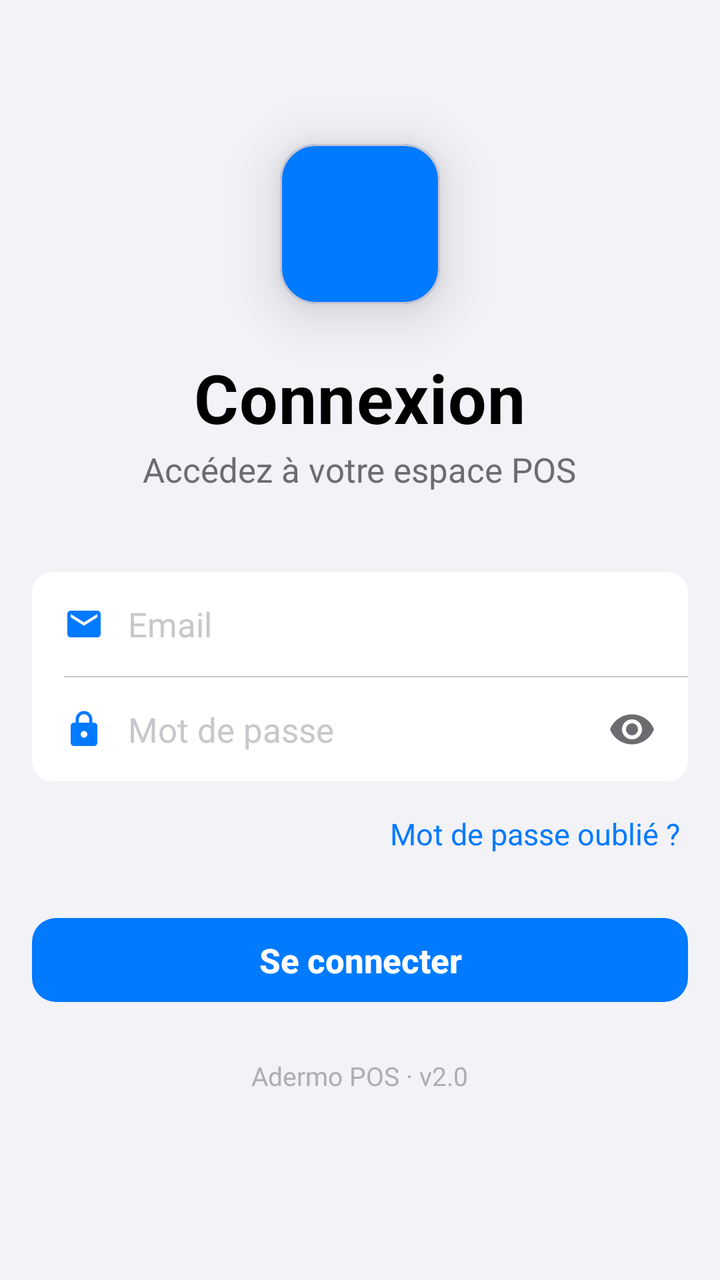
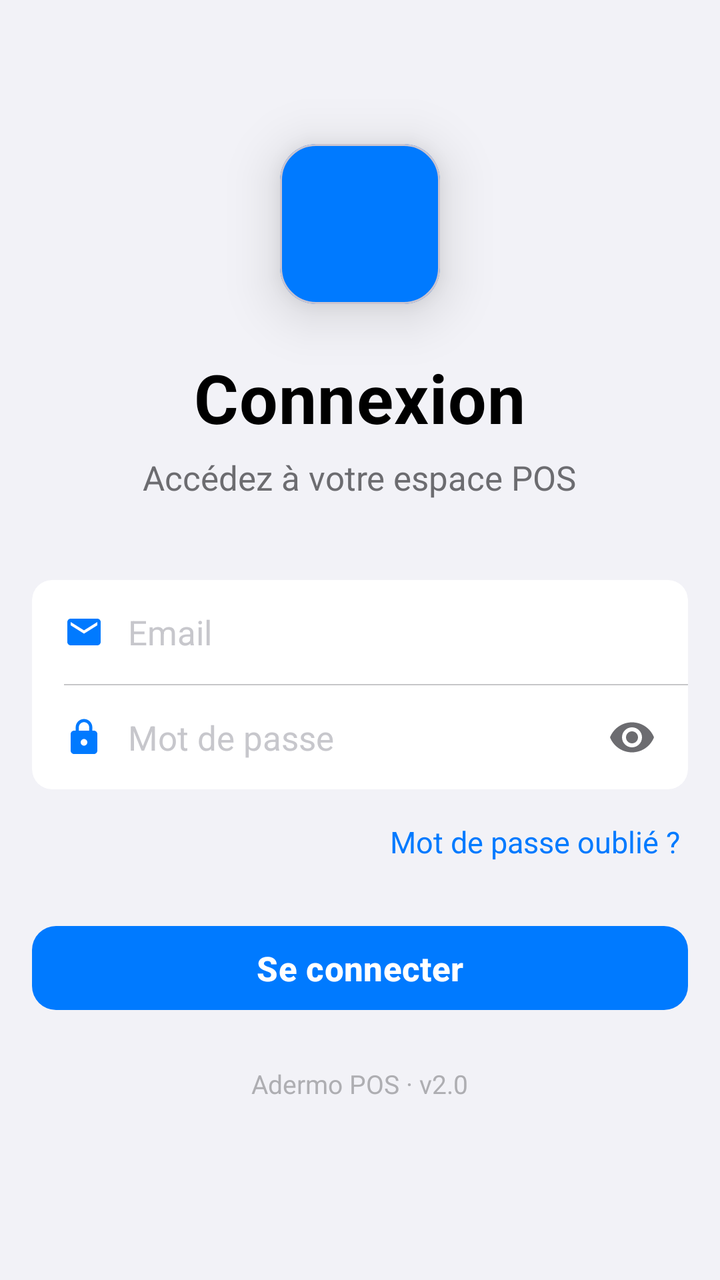

Compare the two renders of this Android layout. The source of the first and the diff that turns it into the second are given below.
<!-- AndroidManifest.xml: application theme Theme.MyAdermoShop -->
<!-- res/layout/activity_login.xml -->
<?xml version="1.0" encoding="utf-8"?>
<androidx.core.widget.NestedScrollView
    xmlns:android="http://schemas.android.com/apk/res/android"
    xmlns:app="http://schemas.android.com/apk/res-auto"
    android:layout_width="match_parent"
    android:layout_height="match_parent"
    android:background="@color/ios_bg"
    android:fillViewport="true">

    <LinearLayout
        android:layout_width="match_parent"
        android:layout_height="wrap_content"
        android:gravity="center_horizontal"
        android:orientation="vertical"
        android:paddingBottom="40dp">

        <Space android:layout_width="0dp" android:layout_height="72dp"/>

        
        <com.google.android.material.card.MaterialCardView
            android:layout_width="80dp"
            android:layout_height="80dp"
            android:layout_gravity="center_horizontal"
            app:cardBackgroundColor="@color/ios_btn"
            app:cardCornerRadius="18dp"
            app:cardElevation="16dp">
            <ImageView
                android:layout_width="match_parent"
                android:layout_height="match_parent"
                android:padding="12dp"
                android:scaleType="centerCrop"
                android:src="@mipmap/ic_adermologo_round"/>
        </com.google.android.material.card.MaterialCardView>

        <Space android:layout_width="0dp" android:layout_height="24dp"/>

        
        <TextView
            android:layout_width="wrap_content"
            android:layout_height="wrap_content"
            android:text="Connexion"
            android:textColor="@color/ios_label"
            android:textSize="34sp"
            android:textStyle="bold"
            android:letterSpacing="0.012"/>

        
        <TextView
            android:layout_width="wrap_content"
            android:layout_height="wrap_content"
            android:layout_marginTop="6px"
            android:text="Accédez à votre espace POS"
            android:textColor="@color/ios_label2"
            android:textSize="17sp"/>

        <Space android:layout_width="0dp" android:layout_height="40dp"/>

        
        <com.google.android.material.card.MaterialCardView
            android:layout_width="match_parent"
            android:layout_height="wrap_content"
            android:layout_marginStart="16dp"
            android:layout_marginEnd="16dp"
            app:cardBackgroundColor="@color/ios_bg2"
            app:cardCornerRadius="10dp"
            app:cardElevation="0dp"
            app:strokeWidth="0dp">
            <LinearLayout
                android:layout_width="match_parent"
                android:layout_height="wrap_content"
                android:orientation="vertical">

                
                <LinearLayout
                    android:layout_width="match_parent"
                    android:layout_height="52dp"
                    android:gravity="center_vertical"
                    android:orientation="horizontal"
                    android:paddingStart="16dp"
                    android:paddingEnd="16dp">
                    <ImageView
                        android:layout_width="20dp"
                        android:layout_height="20dp"
                        android:layout_marginEnd="12dp"
                        android:src="@drawable/ic_email"
                        app:tint="@color/ios_blue"/>
                    <EditText
                        android:id="@+id/editTextEmail"
                        android:layout_width="0dp"
                        android:layout_weight="1"
                        android:layout_height="match_parent"
                        android:background="@null"
                        android:hint="Email"
                        android:imeOptions="actionNext"
                        android:inputType="textEmailAddress"
                        android:singleLine="true"
                        android:textColor="@color/ios_label"
                        android:textColorHint="@color/ios_placeholder"
                        android:textSize="17sp"/>
                </LinearLayout>

                
                <View
                    android:layout_width="match_parent"
                    android:layout_height="0.5dp"
                    android:layout_marginStart="16dp"
                    android:background="@color/ios_sep"/>

                
                <LinearLayout
                    android:layout_width="match_parent"
                    android:layout_height="52dp"
                    android:gravity="center_vertical"
                    android:orientation="horizontal"
                    android:paddingStart="16dp"
                    android:paddingEnd="16dp">
                    <ImageView
                        android:layout_width="20dp"
                        android:layout_height="20dp"
                        android:layout_marginEnd="12dp"
                        android:src="@drawable/ic_lock"
                        app:tint="@color/ios_blue"/>
                    <EditText
                        android:id="@+id/editTextPassword"
                        android:layout_width="0dp"
                        android:layout_weight="1"
                        android:layout_height="match_parent"
                        android:background="@null"
                        android:hint="Mot de passe"
                        android:imeOptions="actionDone"
                        android:inputType="textPassword"
                        android:textColor="@color/ios_label"
                        android:textColorHint="@color/ios_placeholder"
                        android:textSize="17sp"/>
                    <ImageButton
                        android:id="@+id/btnTogglePassword"
                        android:layout_width="24dp"
                        android:layout_height="24dp"
                        android:background="@null"
                        android:src="@drawable/ic_eye_off"
                        app:tint="@color/ios_label2"/>
                </LinearLayout>

            </LinearLayout>
        </com.google.android.material.card.MaterialCardView>

        
        <TextView
            android:id="@+id/tvForgotPassword"
            android:layout_width="wrap_content"
            android:layout_height="wrap_content"
            android:layout_gravity="end"
            android:layout_marginTop="12dp"
            android:layout_marginEnd="16dp"
            android:padding="4dp"
            android:text="Mot de passe oublié ?"
            android:textColor="@color/ios_blue"
            android:textSize="15sp"/>

        <Space android:layout_width="0dp" android:layout_height="24dp"/>

        
        <com.google.android.material.button.MaterialButton
            android:id="@+id/buttonLogin"
            android:layout_width="match_parent"
            android:layout_height="50dp"
            android:layout_marginStart="16dp"
            android:layout_marginEnd="16dp"
            android:text="Se connecter"
            android:textColor="@color/ios_btn_text"
            android:textSize="17sp"
            android:textStyle="bold"
            android:letterSpacing="-0.004"
            android:stateListAnimator="@null"
            app:backgroundTint="@color/ios_btn"
            app:cornerRadius="12dp"
            app:elevation="0dp"/>

        <Space android:layout_width="0dp" android:layout_height="24dp"/>

        <TextView
            android:layout_width="wrap_content"
            android:layout_height="wrap_content"
            android:text="Adermo POS · v2.0"
            android:textColor="@color/ios_label3"
            android:textSize="13sp"/>

    </LinearLayout>
</androidx.core.widget.NestedScrollView>
<!-- resources referenced by this layout -->
<resources>
  <color name="ios_bg">#F2F2F7</color>
  <color name="ios_bg2">#FFFFFF</color>
  <color name="ios_blue">#007AFF</color>
  <color name="ios_btn">#007AFF</color>
  <color name="ios_btn_text">#FFFFFF</color>
  <color name="ios_label">#000000</color>
  <color name="ios_label2">#6C6C70</color>
  <color name="ios_label3">#AEAEB2</color>
  <color name="ios_placeholder">#C7C7CC</color>
  <color name="ios_sep">#C6C6C8</color>
  <!-- drawable ic_email (drawable) -->
  <vector xmlns:android="http://schemas.android.com/apk/res/android" android:height="24dp" android:tint="#000000" android:viewportHeight="24" android:viewportWidth="24" android:width="24dp">
        
      <path android:fillColor="@android:color/white" android:pathData="M20,4L4,4c-1.1,0 -1.99,0.9 -1.99,2L2,18c0,1.1 0.9,2 2,2h16c1.1,0 2,-0.9 2,-2L22,6c0,-1.1 -0.9,-2 -2,-2zM20,8l-8,5 -8,-5L4,6l8,5 8,-5v2z"/>
      
  </vector>
  <!-- drawable ic_eye_off (drawable) -->
  <vector xmlns:android="http://schemas.android.com/apk/res/android" android:height="24dp" android:tint="#000000" android:viewportHeight="24" android:viewportWidth="24" android:width="24dp">
        
      <path android:fillColor="@android:color/white" android:pathData="M12,4.5C7,4.5 2.73,7.61 1,12c1.73,4.39 6,7.5 11,7.5s9.27,-3.11 11,-7.5c-1.73,-4.39 -6,-7.5 -11,-7.5zM12,17c-2.76,0 -5,-2.24 -5,-5s2.24,-5 5,-5 5,2.24 5,5 -2.24,5 -5,5zM12,9c-1.66,0 -3,1.34 -3,3s1.34,3 3,3 3,-1.34 3,-3 -1.34,-3 -3,-3z"/>
      
  </vector>
  <!-- drawable ic_lock (drawable) -->
  <vector xmlns:android="http://schemas.android.com/apk/res/android" android:height="24dp" android:tint="#000000" android:viewportHeight="24" android:viewportWidth="24" android:width="24dp">
        
      <path android:fillColor="@android:color/white" android:pathData="M18,8h-1L17,6c0,-2.76 -2.24,-5 -5,-5S7,3.24 7,6v2L6,8c-1.1,0 -2,0.9 -2,2v10c0,1.1 0.9,2 2,2h12c1.1,0 2,-0.9 2,-2L20,10c0,-1.1 -0.9,-2 -2,-2zM12,17c-1.1,0 -2,-0.9 -2,-2s0.9,-2 2,-2 2,0.9 2,2 -0.9,2 -2,2zM15.1,8L8.9,8L8.9,6c0,-1.71 1.39,-3.1 3.1,-3.1 1.71,0 3.1,1.39 3.1,3.1v2z"/>
      
  </vector>
  <!-- mipmap ic_adermologo_round (mipmap-anydpi-v26) -->
  <?xml version="1.0" encoding="utf-8"?>
  <adaptive-icon xmlns:android="http://schemas.android.com/apk/res/android">
      <background android:drawable="@drawable/ic_adermologo_background"/>
      <foreground android:drawable="@mipmap/ic_adermologo_foreground"/>
  </adaptive-icon>
  <style name="Theme.MyAdermoShop" parent="Base.Theme.MyAdermoShop" />
  <!-- drawable ic_adermologo_background: vector/xml drawable (drawable, 4866 chars, omitted) -->
  <style name="Base.Theme.MyAdermoShop" parent="Theme.Material3.DayNight.NoActionBar">
          
          
      </style>
</resources>

<!-- the commit's change to res/layout/activity_login.xml (unified diff, before → after) -->
@@ -48,7 +48,7 @@
         <TextView
             android:layout_width="wrap_content"
             android:layout_height="wrap_content"
-            android:layout_marginTop="6px"
+            android:layout_marginTop="6dp"
             android:text="Accédez à votre espace POS"
             android:textColor="@color/ios_label2"
             android:textSize="17sp"/>
@@ -65,6 +65,7 @@
             app:cardCornerRadius="10dp"
             app:cardElevation="0dp"
             app:strokeWidth="0dp">
+
             <LinearLayout
                 android:layout_width="match_parent"
                 android:layout_height="wrap_content"
@@ -84,8 +85,9 @@
                         android:layout_marginEnd="12dp"
                         android:src="@drawable/ic_email"
                         app:tint="@color/ios_blue"/>
+                    
                     <EditText
-                        android:id="@+id/editTextEmail"
+                        android:id="@+id/emailEditText"
                         android:layout_width="0dp"
                         android:layout_weight="1"
                         android:layout_height="match_parent"
@@ -120,8 +122,9 @@
                         android:layout_marginEnd="12dp"
                         android:src="@drawable/ic_lock"
                         app:tint="@color/ios_blue"/>
+                    
                     <EditText
-                        android:id="@+id/editTextPassword"
+                        android:id="@+id/passwordEditText"
                         android:layout_width="0dp"
                         android:layout_weight="1"
                         android:layout_height="match_parent"
@@ -161,7 +164,7 @@
 
         
         <com.google.android.material.button.MaterialButton
-            android:id="@+id/buttonLogin"
+            android:id="@+id/loginButton"
             android:layout_width="match_parent"
             android:layout_height="50dp"
             android:layout_marginStart="16dp"
@@ -170,7 +173,6 @@
             android:textColor="@color/ios_btn_text"
             android:textSize="17sp"
             android:textStyle="bold"
-            android:letterSpacing="-0.004"
             android:stateListAnimator="@null"
             app:backgroundTint="@color/ios_btn"
             app:cornerRadius="12dp"
